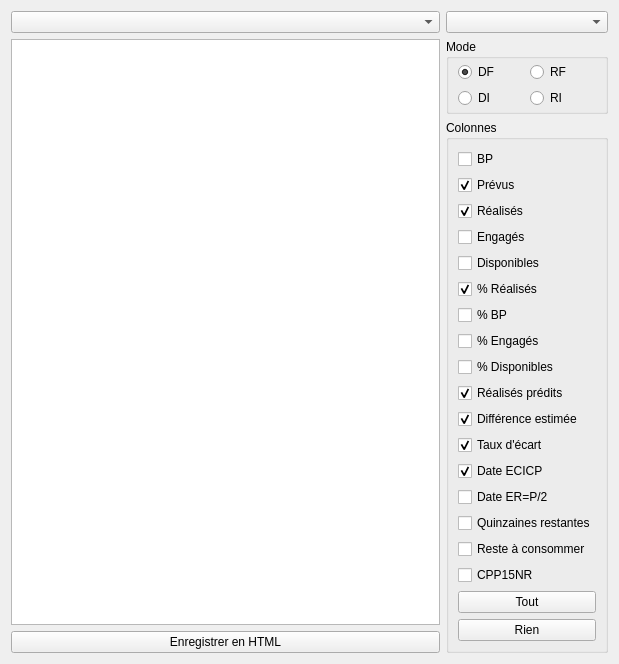
Above: formreportingsupervision.ui from GiPiLab/ProtonClassicSuite before the change. Below: the same form after it.
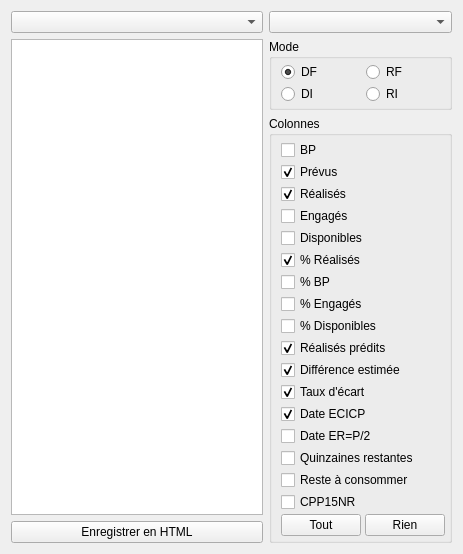
That is the form after the change. Icons and pictures are not drawn.

Commit message: UI optimizations for small screens

Patch:
```diff
--- a/formreportingsupervision.ui
+++ b/formreportingsupervision.ui
@@ -6,8 +6,8 @@
    <rect>
     <x>0</x>
     <y>0</y>
-    <width>619</width>
-    <height>660</height>
+    <width>463</width>
+    <height>550</height>
    </rect>
   </property>
   <property name="windowTitle">
@@ -57,9 +57,15 @@
       <property name="topMargin">
        <number>3</number>
       </property>
+      <property name="rightMargin">
+       <number>4</number>
+      </property>
       <property name="bottomMargin">
        <number>3</number>
       </property>
+      <property name="verticalSpacing">
+       <number>2</number>
+      </property>
       <item row="1" column="0">
        <widget class="QRadioButton" name="radioButtonDI">
         <property name="text">
@@ -110,218 +116,233 @@
      <property name="title">
       <string>Colonnes</string>
      </property>
-     <layout class="QVBoxLayout" name="verticalLayout">
-      <item>
-       <widget class="QCheckBox" name="checkBoxBP">
-        <property name="text">
-         <string>BP</string>
-        </property>
-       </widget>
-      </item>
-      <item>
-       <widget class="QCheckBox" name="checkBoxOuverts">
-        <property name="text">
-         <string>Prévus</string>
-        </property>
-        <property name="checked">
-         <bool>true</bool>
-        </property>
-       </widget>
-      </item>
-      <item>
-       <widget class="QCheckBox" name="checkBoxRealises">
-        <property name="text">
-         <string>Réalisés</string>
-        </property>
-        <property name="checked">
-         <bool>true</bool>
-        </property>
-       </widget>
-      </item>
-      <item>
-       <widget class="QCheckBox" name="checkBoxEngages">
-        <property name="text">
-         <string>Engagés</string>
-        </property>
-       </widget>
-      </item>
-      <item>
-       <widget class="QCheckBox" name="checkBoxDisponibles">
-        <property name="text">
-         <string>Disponibles</string>
-        </property>
-       </widget>
-      </item>
-      <item>
-       <widget class="QCheckBox" name="checkBoxTauxReal">
-        <property name="toolTip">
-         <string>&lt;html&gt;&lt;head/&gt;&lt;body&gt;&lt;p&gt;Pourcentage des réalisés par rapport aux prévus&lt;/p&gt;&lt;/body&gt;&lt;/html&gt;</string>
-        </property>
-        <property name="text">
-         <string>% Réalisés</string>
-        </property>
-        <property name="checked">
-         <bool>true</bool>
-        </property>
-       </widget>
-      </item>
-      <item>
-       <widget class="QCheckBox" name="checkBoxVariationBP">
-        <property name="toolTip">
-         <string>&lt;html&gt;&lt;head/&gt;&lt;body&gt;&lt;p&gt;Pourcentage du BP par rapport aux prévus&lt;/p&gt;&lt;/body&gt;&lt;/html&gt;</string>
-        </property>
-        <property name="text">
-         <string>% BP</string>
-        </property>
-        <property name="checked">
-         <bool>false</bool>
-        </property>
-       </widget>
-      </item>
-      <item>
-       <widget class="QCheckBox" name="checkBoxTauxEngage">
-        <property name="toolTip">
-         <string>&lt;html&gt;&lt;head/&gt;&lt;body&gt;&lt;p&gt;Pourcentage des engagés par rapport aux prévus&lt;/p&gt;&lt;/body&gt;&lt;/html&gt;</string>
-        </property>
-        <property name="text">
-         <string>% Engagés</string>
-        </property>
-        <property name="checked">
-         <bool>false</bool>
-        </property>
-       </widget>
-      </item>
-      <item>
-       <widget class="QCheckBox" name="checkBoxTauxDisponible">
-        <property name="toolTip">
-         <string>&lt;html&gt;&lt;head/&gt;&lt;body&gt;&lt;p&gt;Pourcentage des disponibles par rapport aux prévus&lt;/p&gt;&lt;/body&gt;&lt;/html&gt;</string>
-        </property>
-        <property name="text">
-         <string>% Disponibles</string>
-        </property>
-        <property name="checked">
-         <bool>false</bool>
-        </property>
-       </widget>
-      </item>
-      <item>
-       <widget class="QCheckBox" name="checkBoxRealisePredit">
-        <property name="toolTip">
-         <string>&lt;html&gt;&lt;head/&gt;&lt;body&gt;&lt;p&gt;Quantité de réalisés qui seront consommés à la fin de l'année en suivant le rythme actuel (= réalisés / nombre_de_jours_depuis_le_début_d'année * 365)&lt;/p&gt;&lt;/body&gt;&lt;/html&gt;</string>
-        </property>
-        <property name="text">
-         <string>Réalisés prédits</string>
-        </property>
-        <property name="checked">
-         <bool>true</bool>
-        </property>
-       </widget>
-      </item>
-      <item>
-       <widget class="QCheckBox" name="checkBoxDifference">
-        <property name="toolTip">
-         <string>&lt;html&gt;&lt;head/&gt;&lt;body&gt;&lt;p&gt;Différence estimée entre les réalisés prédits pour la fin de l'année et les crédits prévus au rythme de consommation actuel&lt;/p&gt;&lt;/body&gt;&lt;/html&gt;</string>
-        </property>
-        <property name="text">
-         <string>Différence estimée</string>
-        </property>
-        <property name="checked">
-         <bool>true</bool>
-        </property>
-       </widget>
-      </item>
-      <item>
-       <widget class="QCheckBox" name="checkBoxTauxEcart">
-        <property name="toolTip">
-         <string>&lt;html&gt;&lt;head/&gt;&lt;body&gt;&lt;p&gt;Taux d'écart entre les crédits prévus et le réalisé prévisionnel de fin d'exercice.&lt;/p&gt;&lt;p&gt;Taux d'écart = (réalisé_prévisonnel - crédits_prévus)/crédits_prévus * 100&lt;/p&gt;&lt;p&gt;avec réalisé_prévisionnel = réalisés / nombre_de_jours_depuis_le_début_d'année * 365&lt;/p&gt;&lt;/body&gt;&lt;/html&gt;</string>
-        </property>
-        <property name="text">
-         <string>Taux d'écart</string>
-        </property>
-        <property name="checked">
-         <bool>true</bool>
-        </property>
-       </widget>
-      </item>
-      <item>
-       <widget class="QCheckBox" name="checkBoxDECICO">
-        <property name="toolTip">
-         <string>&lt;html&gt;&lt;head/&gt;&lt;body&gt;&lt;p&gt;Date estimée de consommation intégrale des crédits prévus au rythme actuel&lt;/p&gt;&lt;/body&gt;&lt;/html&gt;</string>
-        </property>
-        <property name="text">
-         <string>Date ECICP</string>
-        </property>
-        <property name="checked">
-         <bool>true</bool>
-        </property>
-       </widget>
-      </item>
-      <item>
-       <widget class="QCheckBox" name="checkBoxERO2">
-        <property name="toolTip">
-         <string>&lt;html&gt;&lt;head/&gt;&lt;body&gt;&lt;p&gt;Date estimée à laquelle les réalisés atteindront la moitié des crédits prévus au rythme actuel&lt;/p&gt;&lt;/body&gt;&lt;/html&gt;</string>
-        </property>
-        <property name="text">
-         <string>Date ER=P/2</string>
-        </property>
-        <property name="checked">
-         <bool>false</bool>
-        </property>
-       </widget>
-      </item>
-      <item>
-       <widget class="QCheckBox" name="checkBox15NRest">
-        <property name="toolTip">
-         <string>&lt;html&gt;&lt;head/&gt;&lt;body&gt;&lt;p&gt;Nombre de quinzaines avant la fin de l'année&lt;/p&gt;&lt;/body&gt;&lt;/html&gt;</string>
-        </property>
-        <property name="text">
-         <string>Quinzaines restantes</string>
-        </property>
-        <property name="checked">
-         <bool>false</bool>
-        </property>
-       </widget>
-      </item>
-      <item>
-       <widget class="QCheckBox" name="checkBoxRAC">
-        <property name="toolTip">
-         <string>&lt;html&gt;&lt;head/&gt;&lt;body&gt;&lt;p&gt;Crédits restant à consommer (=prévus-réalisés)&lt;/p&gt;&lt;/body&gt;&lt;/html&gt;</string>
-        </property>
-        <property name="text">
-         <string>Reste à consommer</string>
-        </property>
-        <property name="checked">
-         <bool>false</bool>
-        </property>
-       </widget>
-      </item>
-      <item>
-       <widget class="QCheckBox" name="checkBoxCPP15N">
-        <property name="toolTip">
-         <string>&lt;html&gt;&lt;head/&gt;&lt;body&gt;&lt;p&gt;Consommé Prévu Par Quinzaine Restante (=reste à consommer / quinzaines restantes)&lt;/p&gt;&lt;/body&gt;&lt;/html&gt;</string>
-        </property>
-        <property name="text">
-         <string>CPP15NR</string>
-        </property>
-        <property name="checked">
-         <bool>false</bool>
-        </property>
-       </widget>
-      </item>
-      <item>
+     <layout class="QGridLayout" name="gridLayout_3">
+      <property name="topMargin">
+       <number>4</number>
+      </property>
+      <property name="rightMargin">
+       <number>4</number>
+      </property>
+      <property name="bottomMargin">
+       <number>4</number>
+      </property>
+      <property name="horizontalSpacing">
+       <number>4</number>
+      </property>
+      <property name="verticalSpacing">
+       <number>2</number>
+      </property>
+      <item row="17" column="0">
        <widget class="QPushButton" name="pushButtonSelectAll">
         <property name="text">
          <string>Tout</string>
         </property>
        </widget>
       </item>
-      <item>
+      <item row="17" column="1">
        <widget class="QPushButton" name="pushButtonSelectNone">
         <property name="text">
          <string>Rien</string>
         </property>
        </widget>
       </item>
+      <item row="16" column="0" colspan="2">
+       <widget class="QCheckBox" name="checkBoxCPP15N">
+        <property name="toolTip">
+         <string>&lt;html&gt;&lt;head/&gt;&lt;body&gt;&lt;p&gt;Consommé Prévu Par Quinzaine Restante (=reste à consommer / quinzaines restantes)&lt;/p&gt;&lt;/body&gt;&lt;/html&gt;</string>
+        </property>
+        <property name="text">
+         <string>CPP15NR</string>
+        </property>
+        <property name="checked">
+         <bool>false</bool>
+        </property>
+       </widget>
+      </item>
+      <item row="15" column="0" colspan="2">
+       <widget class="QCheckBox" name="checkBoxRAC">
+        <property name="toolTip">
+         <string>&lt;html&gt;&lt;head/&gt;&lt;body&gt;&lt;p&gt;Crédits restant à consommer (=prévus-réalisés)&lt;/p&gt;&lt;/body&gt;&lt;/html&gt;</string>
+        </property>
+        <property name="text">
+         <string>Reste à consommer</string>
+        </property>
+        <property name="checked">
+         <bool>false</bool>
+        </property>
+       </widget>
+      </item>
+      <item row="14" column="0" colspan="2">
+       <widget class="QCheckBox" name="checkBox15NRest">
+        <property name="toolTip">
+         <string>&lt;html&gt;&lt;head/&gt;&lt;body&gt;&lt;p&gt;Nombre de quinzaines avant la fin de l'année&lt;/p&gt;&lt;/body&gt;&lt;/html&gt;</string>
+        </property>
+        <property name="text">
+         <string>Quinzaines restantes</string>
+        </property>
+        <property name="checked">
+         <bool>false</bool>
+        </property>
+       </widget>
+      </item>
+      <item row="13" column="0" colspan="2">
+       <widget class="QCheckBox" name="checkBoxERO2">
+        <property name="toolTip">
+         <string>&lt;html&gt;&lt;head/&gt;&lt;body&gt;&lt;p&gt;Date estimée à laquelle les réalisés atteindront la moitié des crédits prévus au rythme actuel&lt;/p&gt;&lt;/body&gt;&lt;/html&gt;</string>
+        </property>
+        <property name="text">
+         <string>Date ER=P/2</string>
+        </property>
+        <property name="checked">
+         <bool>false</bool>
+        </property>
+       </widget>
+      </item>
+      <item row="12" column="0" colspan="2">
+       <widget class="QCheckBox" name="checkBoxDECICO">
+        <property name="toolTip">
+         <string>&lt;html&gt;&lt;head/&gt;&lt;body&gt;&lt;p&gt;Date estimée de consommation intégrale des crédits prévus au rythme actuel&lt;/p&gt;&lt;/body&gt;&lt;/html&gt;</string>
+        </property>
+        <property name="text">
+         <string>Date ECICP</string>
+        </property>
+        <property name="checked">
+         <bool>true</bool>
+        </property>
+       </widget>
+      </item>
+      <item row="11" column="0" colspan="2">
+       <widget class="QCheckBox" name="checkBoxTauxEcart">
+        <property name="toolTip">
+         <string>&lt;html&gt;&lt;head/&gt;&lt;body&gt;&lt;p&gt;Taux d'écart entre les crédits prévus et le réalisé prévisionnel de fin d'exercice.&lt;/p&gt;&lt;p&gt;Taux d'écart = (réalisé_prévisonnel - crédits_prévus)/crédits_prévus * 100&lt;/p&gt;&lt;p&gt;avec réalisé_prévisionnel = réalisés / nombre_de_jours_depuis_le_début_d'année * 365&lt;/p&gt;&lt;/body&gt;&lt;/html&gt;</string>
+        </property>
+        <property name="text">
+         <string>Taux d'écart</string>
+        </property>
+        <property name="checked">
+         <bool>true</bool>
+        </property>
+       </widget>
+      </item>
+      <item row="10" column="0" colspan="2">
+       <widget class="QCheckBox" name="checkBoxDifference">
+        <property name="toolTip">
+         <string>&lt;html&gt;&lt;head/&gt;&lt;body&gt;&lt;p&gt;Différence estimée entre les réalisés prédits pour la fin de l'année et les crédits prévus au rythme de consommation actuel&lt;/p&gt;&lt;/body&gt;&lt;/html&gt;</string>
+        </property>
+        <property name="text">
+         <string>Différence estimée</string>
+        </property>
+        <property name="checked">
+         <bool>true</bool>
+        </property>
+       </widget>
+      </item>
+      <item row="9" column="0" colspan="2">
+       <widget class="QCheckBox" name="checkBoxRealisePredit">
+        <property name="toolTip">
+         <string>&lt;html&gt;&lt;head/&gt;&lt;body&gt;&lt;p&gt;Quantité de réalisés qui seront consommés à la fin de l'année en suivant le rythme actuel (= réalisés / nombre_de_jours_depuis_le_début_d'année * 365)&lt;/p&gt;&lt;/body&gt;&lt;/html&gt;</string>
+        </property>
+        <property name="text">
+         <string>Réalisés prédits</string>
+        </property>
+        <property name="checked">
+         <bool>true</bool>
+        </property>
+       </widget>
+      </item>
+      <item row="8" column="0" colspan="2">
+       <widget class="QCheckBox" name="checkBoxTauxDisponible">
+        <property name="toolTip">
+         <string>&lt;html&gt;&lt;head/&gt;&lt;body&gt;&lt;p&gt;Pourcentage des disponibles par rapport aux prévus&lt;/p&gt;&lt;/body&gt;&lt;/html&gt;</string>
+        </property>
+        <property name="text">
+         <string>% Disponibles</string>
+        </property>
+        <property name="checked">
+         <bool>false</bool>
+        </property>
+       </widget>
+      </item>
+      <item row="7" column="0" colspan="2">
+       <widget class="QCheckBox" name="checkBoxTauxEngage">
+        <property name="toolTip">
+         <string>&lt;html&gt;&lt;head/&gt;&lt;body&gt;&lt;p&gt;Pourcentage des engagés par rapport aux prévus&lt;/p&gt;&lt;/body&gt;&lt;/html&gt;</string>
+        </property>
+        <property name="text">
+         <string>% Engagés</string>
+        </property>
+        <property name="checked">
+         <bool>false</bool>
+        </property>
+       </widget>
+      </item>
+      <item row="6" column="0" colspan="2">
+       <widget class="QCheckBox" name="checkBoxVariationBP">
+        <property name="toolTip">
+         <string>&lt;html&gt;&lt;head/&gt;&lt;body&gt;&lt;p&gt;Pourcentage du BP par rapport aux prévus&lt;/p&gt;&lt;/body&gt;&lt;/html&gt;</string>
+        </property>
+        <property name="text">
+         <string>% BP</string>
+        </property>
+        <property name="checked">
+         <bool>false</bool>
+        </property>
+       </widget>
+      </item>
+      <item row="5" column="0" colspan="2">
+       <widget class="QCheckBox" name="checkBoxTauxReal">
+        <property name="toolTip">
+         <string>&lt;html&gt;&lt;head/&gt;&lt;body&gt;&lt;p&gt;Pourcentage des réalisés par rapport aux prévus&lt;/p&gt;&lt;/body&gt;&lt;/html&gt;</string>
+        </property>
+        <property name="text">
+         <string>% Réalisés</string>
+        </property>
+        <property name="checked">
+         <bool>true</bool>
+        </property>
+       </widget>
+      </item>
+      <item row="4" column="0" colspan="2">
+       <widget class="QCheckBox" name="checkBoxDisponibles">
+        <property name="text">
+         <string>Disponibles</string>
+        </property>
+       </widget>
+      </item>
+      <item row="3" column="0" colspan="2">
+       <widget class="QCheckBox" name="checkBoxEngages">
+        <property name="text">
+         <string>Engagés</string>
+        </property>
+       </widget>
+      </item>
+      <item row="2" column="0" colspan="2">
+       <widget class="QCheckBox" name="checkBoxRealises">
+        <property name="text">
+         <string>Réalisés</string>
+        </property>
+        <property name="checked">
+         <bool>true</bool>
+        </property>
+       </widget>
+      </item>
+      <item row="1" column="0" colspan="2">
+       <widget class="QCheckBox" name="checkBoxOuverts">
+        <property name="text">
+         <string>Prévus</string>
+        </property>
+        <property name="checked">
+         <bool>true</bool>
+        </property>
+       </widget>
+      </item>
+      <item row="0" column="0" colspan="2">
+       <widget class="QCheckBox" name="checkBoxBP">
+        <property name="text">
+         <string>BP</string>
+        </property>
+       </widget>
+      </item>
      </layout>
     </widget>
    </item>
```
The commit also changes 5 other files.
